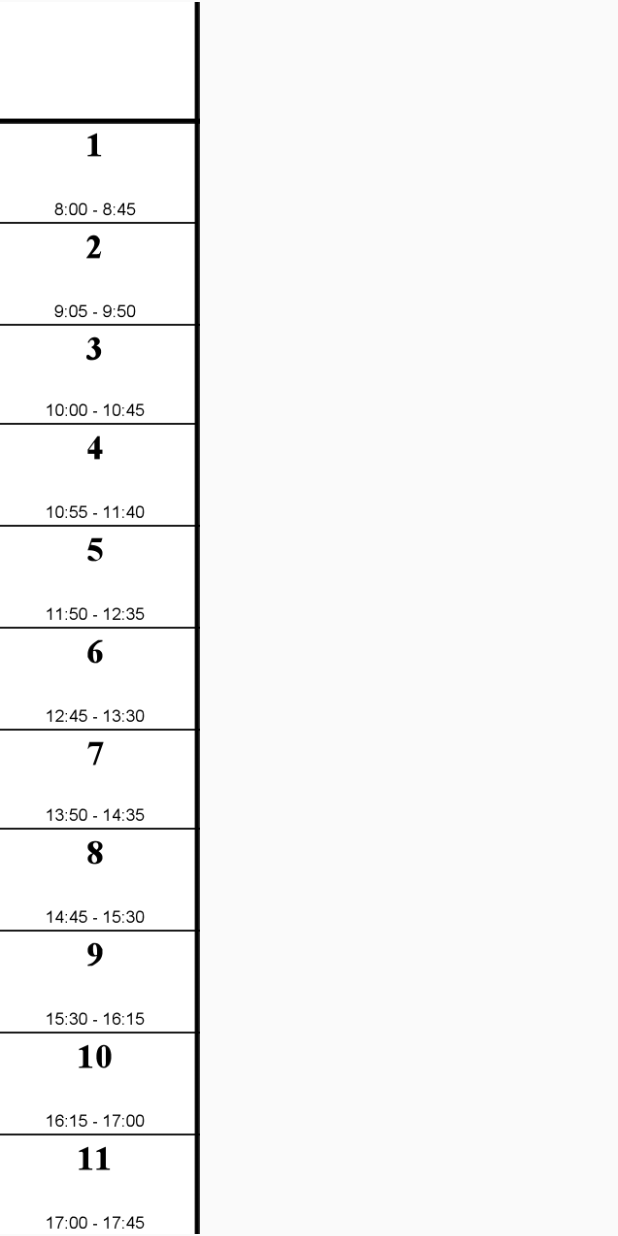
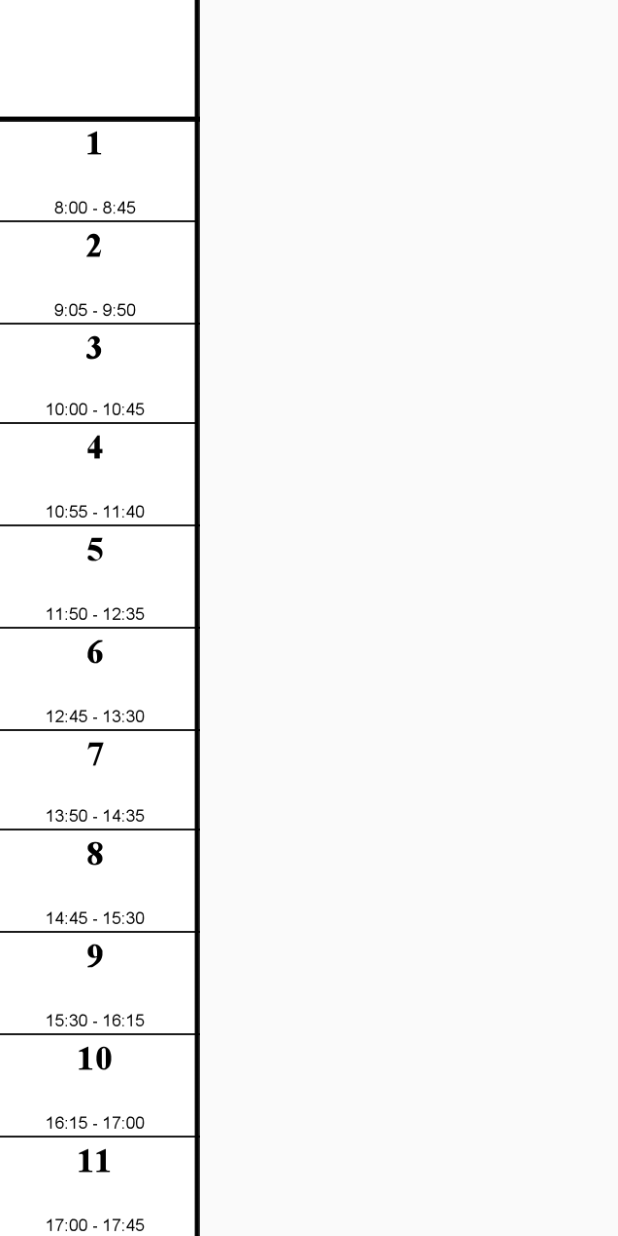
Before and after one commit to dikel/uktc-schedule, an Android app: the layout schedule.xml on its own in the app's theme, with its tools: preview values and no code run, on a phone screen of 412 x 824 dp. Run offline under Robolectric (Android 15) with nearby library versions, the phone set to English and light mode, and no system bars.

Commit message:
Fix the time ImageView size to fit 100% of the height

```diff
--- a/app/src/main/res/layout/schedule.xml
+++ b/app/src/main/res/layout/schedule.xml
@@ -1,25 +1,25 @@
 <?xml version="1.0" encoding="utf-8"?>
 <RelativeLayout xmlns:android="http://schemas.android.com/apk/res/android"
-    android:layout_width="fill_parent"
-    android:layout_height="fill_parent">
-        <RelativeLayout
-            android:layout_width="fill_parent"
-            android:layout_height="wrap_content">
+    android:layout_width="match_parent"
+    android:layout_height="match_parent">
+
     <HorizontalScrollView
+        android:id="@+id/sv"
         android:layout_width="match_parent"
-            android:layout_height="match_parent"
-            android:id="@+id/sv">
+        android:layout_height="match_parent">
+
         <ImageView
             android:id="@+id/iv"
             android:layout_width="wrap_content"
             android:layout_height="match_parent"
-                        android:adjustViewBounds="true"/>
+            android:adjustViewBounds="true" />
     </HorizontalScrollView>
+
     <ImageView
         android:id="@+id/time"
         android:layout_width="wrap_content"
         android:layout_height="match_parent"
-            android:src="@drawable/time"
-            android:adjustViewBounds="true" />
+        android:scaleType="fitXY"
+        android:adjustViewBounds="true"
+        android:src="@drawable/time" />
 </RelativeLayout>
-</RelativeLayout>
```
Lines whose indentation alone changed are shown as unchanged.
